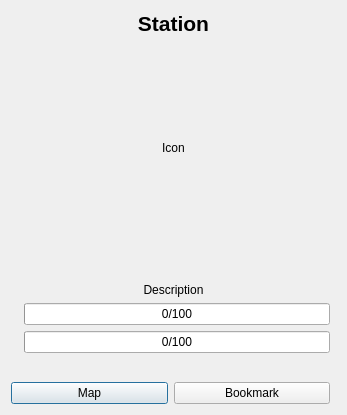
Qt form lugdulov/stationdialog.ui (iksaif/lugdulov) before a commit.
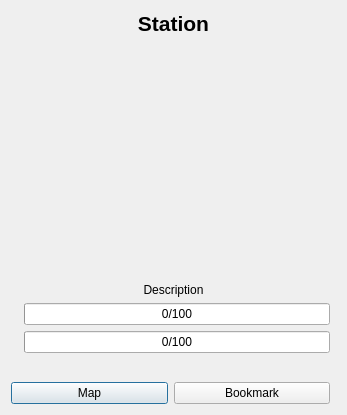
The same form after that commit. Icons and pictures are not drawn.

The edit to the form file:
```diff
--- a/lugdulov/stationdialog.ui
+++ b/lugdulov/stationdialog.ui
@@ -49,7 +49,7 @@
       </size>
      </property>
      <property name="text">
-      <string>Icon</string>
+      <string/>
      </property>
      <property name="scaledContents">
       <bool>true</bool>
```
